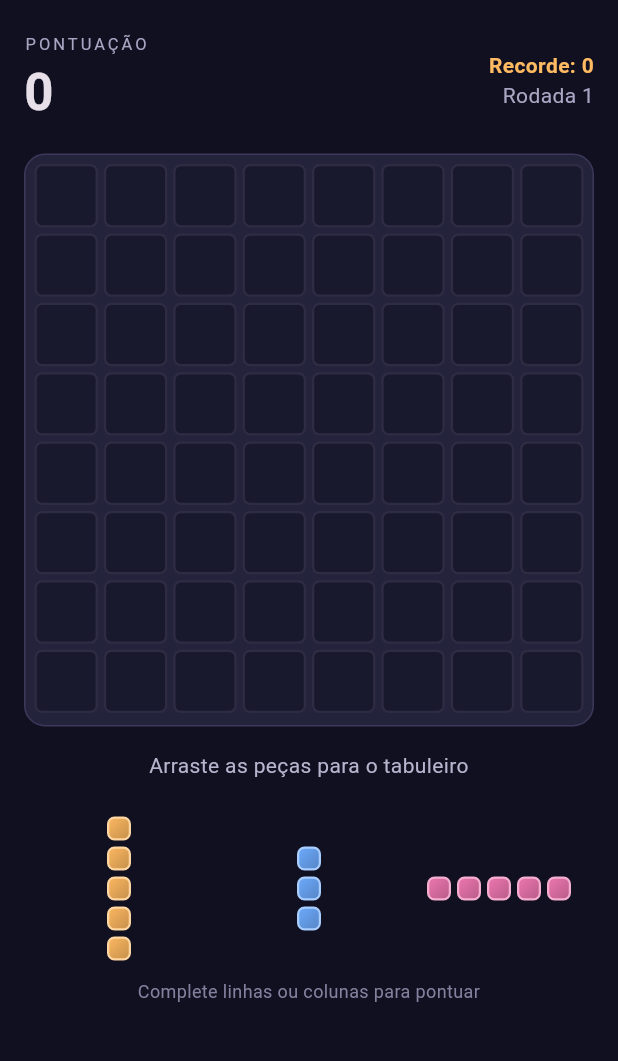
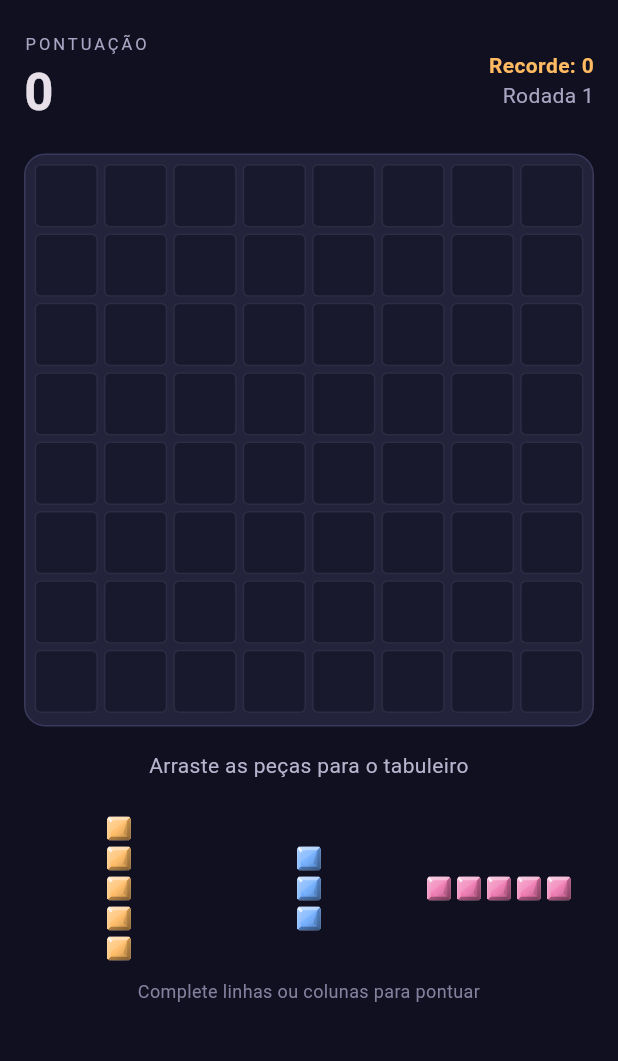
Before and after one commit to caiodesigner/game-day-app, a Flutter app: the screen it shows after launch, after a tap on the "volume up" icon, on a phone screen of 412 x 824 dp, the part 82-1143 px from its top. Run offline on Flutter 3.47's test engine with Material 3 defaults, Android fonts, the phone set to English and light mode, and no system bars; our stand-ins replace audioplayers, shared_preferences.

Commit message:
feat: improve drag previews and add jewel styling and app icon

```diff
--- /dev/null
+++ b/flutter_launcher_icons.yaml
@@ -0,0 +1,8 @@
+flutter_launcher_icons:
+  android: true
+  ios: false
+  image_path: assets/icon/block_puzzle.png
+  adaptive_icon_background: '#101021'
+  adaptive_icon_foreground: assets/icon/block_puzzle.png
+  adaptive_icon_foreground_inset: 16
+  min_sdk_android: 24
--- a/lib/ui/game_screen.dart
+++ b/lib/ui/game_screen.dart
@@ -8,6 +8,7 @@ import '../game/game_controller.dart';
 import '../game/piece.dart';
 import '../audio/game_audio.dart';
 import 'game_over_panel.dart';
+import 'jewel_painter.dart';
 
 const _palette = [
   Color(0xFF9A7BFF),
@@ -306,6 +307,8 @@ class _GameScreenState extends State<GameScreen>
                                           children: [
                                             JewelCell(
                                               colorId: cells[y][x],
+                                              previewColorId:
+                                                  preview?.entry.piece.colorId,
                                               preview:
                                                   highlighted.contains((
                                                     x: x,
@@ -421,6 +424,12 @@ class _GameScreenState extends State<GameScreen>
       return const Icon(Icons.check_rounded, color: Color(0xFF514B68));
     }
     final piece = PieceView(piece: entry.piece, cellSize: smallSize);
+    final width = entry.piece.cells.map((cell) => cell.x).reduce(max) + 1;
+    final height = entry.piece.cells.map((cell) => cell.y).reduce(max) + 1;
+    // Keep even the tallest piece fully above the finger, with a 50 dp gap.
+    final anchor = Offset(width * fullSize / 2, height * fullSize + 50);
+    // Hit-test the center of the visual top-left cell, not the finger itself.
+    final targetOffset = Offset(fullSize / 2, fullSize / 2) - anchor;
     return Draggable<DockPiece>(
       key: ObjectKey(entry),
       hitTestBehavior: HitTestBehavior.opaque,
@@ -428,8 +437,8 @@ class _GameScreenState extends State<GameScreen>
       maxSimultaneousDrags: game.dragging == null && !_effect.isAnimating
           ? 1
           : 0,
-      // The pointer anchors the center of the top-left grid cell at either scale.
-      dragAnchorStrategy: (_, _, _) => Offset(fullSize / 2, fullSize / 2),
+      dragAnchorStrategy: (_, _, _) => anchor,
+      feedbackOffset: targetOffset,
       onDragStarted: () => game.beginDrag(entry),
       onDragEnd: (_) {
         game.endDrag();
@@ -439,7 +448,11 @@ class _GameScreenState extends State<GameScreen>
         color: Colors.transparent,
         child: Opacity(
           opacity: .8,
-          child: PieceView(piece: entry.piece, cellSize: fullSize),
+          child: PieceView(
+            key: const ValueKey('drag-feedback'),
+            piece: entry.piece,
+            cellSize: fullSize,
+          ),
         ),
       ),
       childWhenDragging: Opacity(opacity: .18, child: piece),
@@ -457,35 +470,47 @@ class _GameScreenState extends State<GameScreen>
 }
 
 class JewelCell extends StatelessWidget {
-  const JewelCell({super.key, required this.colorId, this.preview});
+  const JewelCell({
+    super.key,
+    required this.colorId,
+    this.preview,
+    this.previewColorId,
+  });
   final int colorId;
   final bool? preview;
+  final int? previewColorId;
 
   @override
   Widget build(BuildContext context) {
-    final color = preview != null
-        ? (preview! ? const Color(0xFF72EBC5) : const Color(0xFFFF6C87))
-        : colorId == 0
-        ? const Color(0xFF19192D)
-        : _palette[(colorId - 1) % _palette.length];
-    return Container(
-      margin: const EdgeInsets.all(2),
-      decoration: BoxDecoration(
-        borderRadius: BorderRadius.circular(5),
-        color: color,
-        border: Border.all(
-          color: colorId == 0 && preview == null
-              ? const Color(0xFF2E2B44)
-              : Color.lerp(color, Colors.white, .4)!,
-          width: 1.5,
-        ),
-        gradient: colorId == 0 && preview == null
-            ? null
-            : LinearGradient(
-                begin: Alignment.topLeft,
-                end: Alignment.bottomRight,
-                colors: [color, Color.lerp(color, Colors.black, .24)!],
+    final id = preview == true ? (previewColorId ?? colorId) : colorId;
+    final color = preview == false
+        ? const Color(0xFFE5230B)
+        : _palette[((id > 0 ? id : 1) - 1) % _palette.length];
+    return Padding(
+      padding: const EdgeInsets.all(2),
+      child: Stack(
+        fit: StackFit.expand,
+        children: [
+          DecoratedBox(
+            decoration: BoxDecoration(
+              color: const Color(0xFF19192D),
+              borderRadius: BorderRadius.circular(4),
+              border: Border.all(color: const Color(0xFF2E2B44)),
+            ),
+          ),
+          if (colorId != 0 || preview != null)
+            Opacity(
+              opacity: preview == true ? .38 : 1,
+              child: CustomPaint(painter: JewelPainter(color)),
+            ),
+          if (preview == false)
+            DecoratedBox(
+              decoration: BoxDecoration(
+                borderRadius: BorderRadius.circular(4),
+                border: Border.all(color: const Color(0xFFFF3D00), width: 2.5),
               ),
+            ),
+        ],
       ),
     );
   }
--- /dev/null
+++ b/lib/ui/jewel_painter.dart
@@ -0,0 +1,100 @@
+import 'package:flutter/material.dart';
+
+/// Beveled jewel with a bright upper-left edge and translucent inner facets.
+/// Vector painting keeps the same finish sharp at dock and board sizes.
+class JewelPainter extends CustomPainter {
+  const JewelPainter(this.color);
+  final Color color;
+
+  @override
+  void paint(Canvas canvas, Size size) {
+    final w = size.width;
+    final h = size.height;
+    Offset point(double x, double y) => Offset(x * w, y * h);
+    Path polygon(List<Offset> points) => Path()..addPolygon(points, true);
+    final outer = polygon([
+      point(.08, 0),
+      point(.92, 0),
+      point(1, .08),
+      point(1, .92),
+      point(.92, 1),
+      point(.08, 1),
+      point(0, .92),
+      point(0, .08),
+    ]);
+    final paint = Paint();
+    canvas.save();
+    canvas.clipPath(outer);
+    paint.shader = LinearGradient(
+      begin: Alignment.topLeft,
+      end: Alignment.bottomRight,
+      colors: [
+        Color.lerp(color, Colors.white, .27)!,
+        color,
+        Color.lerp(color, Colors.black, .28)!,
+      ],
+    ).createShader(Offset.zero & size);
+    canvas.drawPath(outer, paint);
+    paint.shader = null;
+    void facet(List<Offset> points, Color shade) {
+      paint.color = shade;
+      canvas.drawPath(polygon(points), paint);
+    }
+
+    facet([
+      point(0, 0),
+      point(1, 0),
+      point(.84, .16),
+      point(.16, .16),
+    ], Colors.white.withValues(alpha: .48));
+    facet([
+      point(0, 0),
+      point(.16, .16),
+      point(.16, .84),
+      point(0, 1),
+    ], Colors.white.withValues(alpha: .20));
+    facet([
+      point(1, 0),
+      point(1, 1),
+      point(.84, .84),
+      point(.84, .16),
+    ], Colors.black.withValues(alpha: .24));
+    facet([
+      point(0, 1),
+      point(.16, .84),
+      point(.84, .84),
+      point(1, 1),
+    ], Colors.black.withValues(alpha: .32));
+    facet([
+      point(.16, .16),
+      point(.84, .16),
+      point(.16, .66),
+    ], Colors.white.withValues(alpha: .18));
+    facet([
+      point(.16, .66),
+      point(.84, .16),
+      point(.68, .70),
+      point(.38, .84),
+    ], Colors.white.withValues(alpha: .07));
+    facet([
+      point(.68, .70),
+      point(.84, .16),
+      point(.84, .84),
+    ], Colors.black.withValues(alpha: .12));
+    facet([
+      point(.03, .08),
+      point(.08, .03),
+      point(.24, .18),
+      point(.15, .25),
+    ], Colors.white.withValues(alpha: .75));
+    paint
+      ..style = PaintingStyle.stroke
+      ..strokeWidth = (w * .025).clamp(.5, 1.5)
+      ..color = Colors.white.withValues(alpha: .24);
+    canvas.drawPath(outer, paint);
+    canvas.restore();
+  }
+
+  @override
+  bool shouldRepaint(JewelPainter oldDelegate) => oldDelegate.color != color;
+}
--- a/pubspec.yaml
+++ b/pubspec.yaml
@@ -18,6 +18,7 @@ dev_dependencies:
     sdk: flutter
   flutter_lints: ^6.0.0
   shared_preferences_platform_interface: ^2.4.2
+  flutter_launcher_icons: ^0.14.4
 
 flutter:
   uses-material-design: true
```
Also changed, not shown: assets/icon/block_puzzle.png (added), pubspec.lock, 16 other files.
